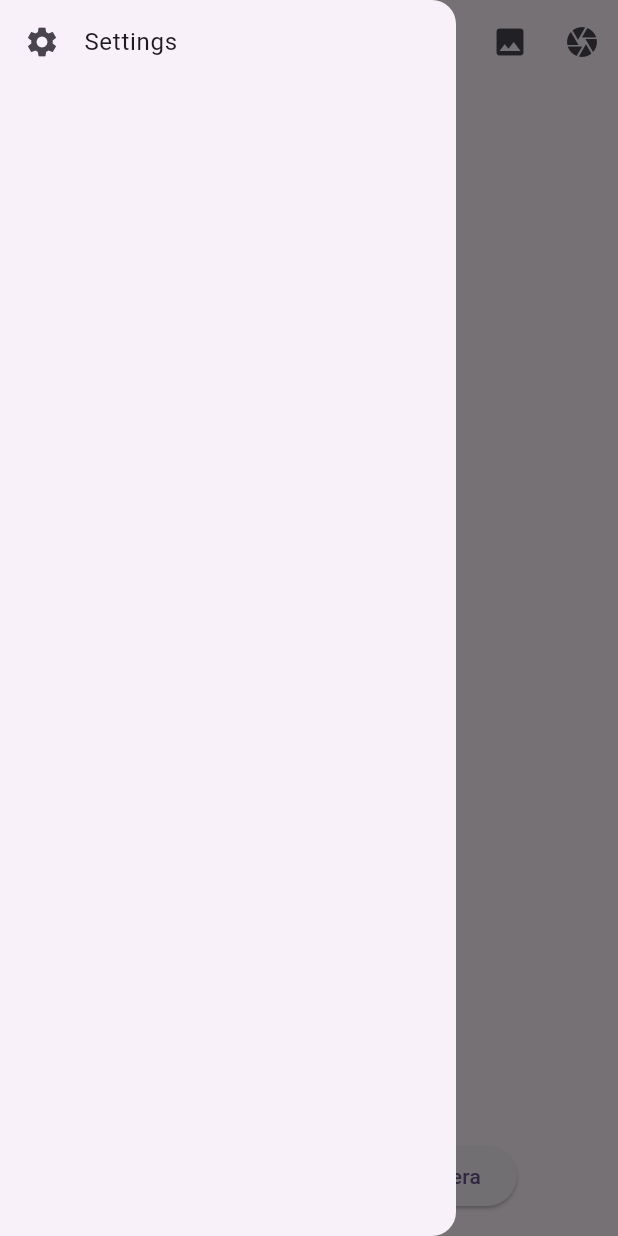
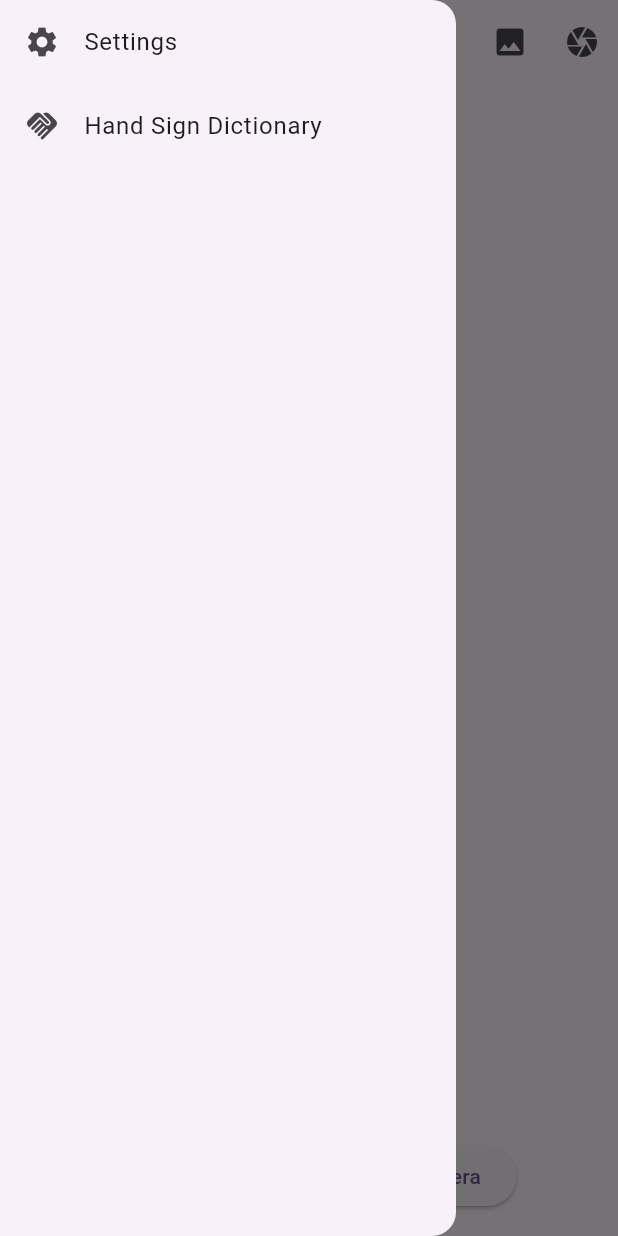
Before and after one commit to vprabhu1771/flutter_hand_sign, a Flutter app: the screen it shows after launch, with the side drawer open, on a phone screen of 412 x 824 dp. Run offline on Flutter 3.47's test engine with Material 3 defaults, Android fonts, the phone set to English and light mode, and no system bars; our stand-ins replace image_picker, shared_preferences; missing offline and left inert: flutter_tflite.

Commit message:
Hand Sign Dictionary navigation added

```diff
--- a/lib/widgets/CustomDrawer.dart
+++ b/lib/widgets/CustomDrawer.dart
@@ -1,4 +1,5 @@
 import 'package:flutter/material.dart';
+import 'package:flutter_hand_sign/screens/HandSignDictionaryScreen.dart';
 
 import '../screens/SettingScreen.dart';
 
@@ -32,6 +33,17 @@ class CustomDrawer extends StatelessWidget {
               );
 
             }),
+
+            _createDrawerItem(icon: Icons.handshake, text: 'Hand Sign Dictionary', onTap: () {
+
+              Navigator.push(
+                context,
+                MaterialPageRoute(
+                  builder: (context) => const HandSignDictionaryScreen(title: "Hand Sign Dictionary"),
+                ),
+              );
+
+            }),
           ],
         ),
       ),
```
